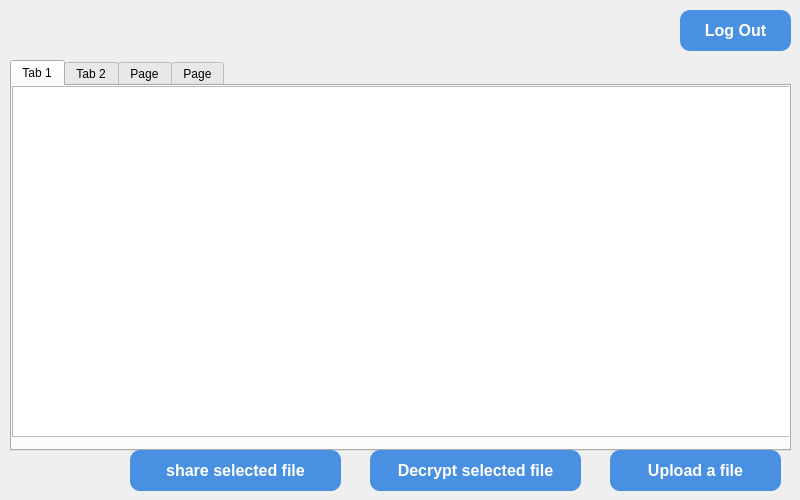
First picture: the form in dashboard.ui, repository Elle0-0/CloudWorx-Desktop-Client, before the edit.
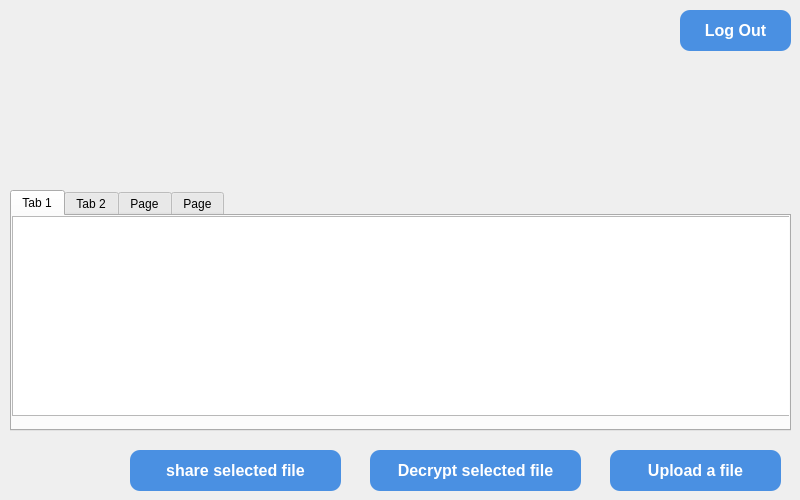
Second picture: the form after the edit. Icons and pictures are not drawn.

What changed in the file:
```diff
--- a/dashboard.ui
+++ b/dashboard.ui
@@ -36,9 +36,9 @@
    <property name="geometry">
     <rect>
      <x>10</x>
-     <y>60</y>
+     <y>190</y>
      <width>781</width>
-     <height>391</height>
+     <height>241</height>
     </rect>
    </property>
    <property name="currentIndex">
@@ -54,7 +54,7 @@
        <x>0</x>
        <y>0</y>
        <width>781</width>
-       <height>351</height>
+       <height>200</height>
       </rect>
      </property>
     </widget>
```
Left out of the diff: 6 changed lines with no effect on the pictures.
